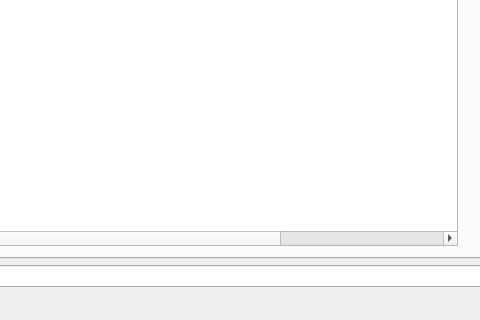
bennisverrir/Golfing-Union-of-Ireland, file mainwindow.ui: the form before one commit; both pictures show x 83 to 563 and y 335 to 655 of the 1088 by 655 pixel window.
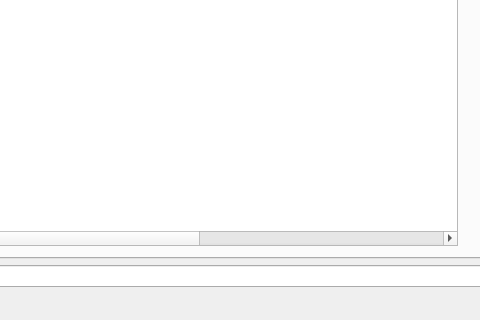
The form after the commit. The open tabs and pages were chosen to show the change.

What changed in the file:
```diff
--- a/mainwindow.ui
+++ b/mainwindow.ui
@@ -224,6 +224,11 @@
                   <string>Computer Type</string>
                  </property>
                 </column>
+                <column>
+                 <property name="text">
+                  <string>ID</string>
+                 </property>
+                </column>
                </widget>
               </item>
               <item>
```
Left out of the diff: 2 changed lines with no effect on the pictures.
